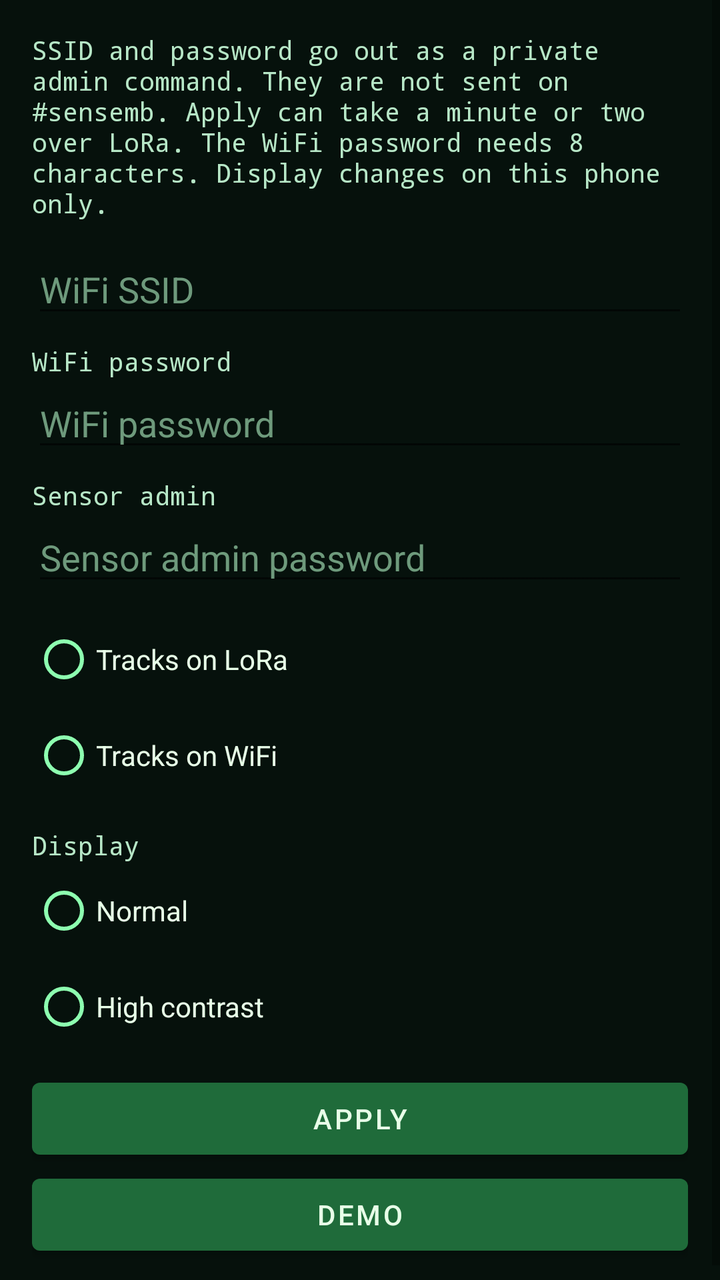
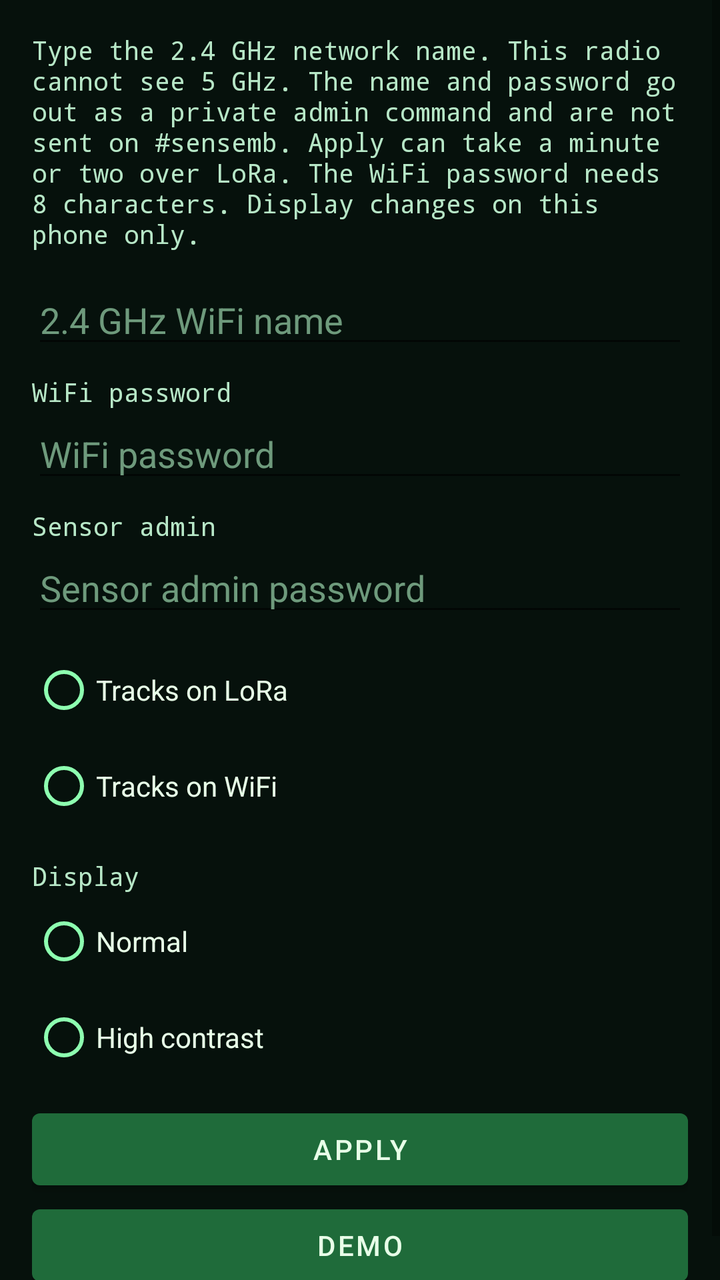

Screens rendered from an Android XML layout before and after an edit, with the pre-edit source and the edit as a unified diff.
<!-- AndroidManifest.xml: application theme Theme.H4Motion -->
<!-- res/layout/dialog_config.xml -->
<?xml version="1.0" encoding="utf-8"?>
<ScrollView xmlns:android="http://schemas.android.com/apk/res/android"
    android:id="@+id/configRoot"
    android:layout_width="match_parent"
    android:layout_height="wrap_content"
    android:background="#06110C">

    <LinearLayout
        android:layout_width="match_parent"
        android:layout_height="wrap_content"
        android:orientation="vertical"
        android:padding="16dp">

        <TextView
            android:id="@+id/configNote"
            android:layout_width="match_parent"
            android:layout_height="wrap_content"
            android:fontFamily="monospace"
            android:text="SSID and password go out as a private admin command. They are not sent on #sensemb. Apply can take a minute or two over LoRa. The WiFi password needs 8 characters. Display changes on this phone only."
            android:textColor="#B7E7C7"
            android:textSize="13sp" />

        <EditText
            android:id="@+id/ssid"
            android:layout_width="match_parent"
            android:layout_height="wrap_content"
            android:layout_marginTop="12dp"
            android:hint="WiFi SSID"
            android:importantForAutofill="no"
            android:inputType="text"
            android:textColor="#E8FFE8"
            android:textColorHint="#6E9A7C" />

        <TextView
            android:id="@+id/wifiPassLabel"
            android:layout_width="match_parent"
            android:layout_height="wrap_content"
            android:layout_marginTop="8dp"
            android:fontFamily="monospace"
            android:text="WiFi password"
            android:textColor="#B7E7C7"
            android:textSize="13sp" />

        <EditText
            android:id="@+id/wifiPass"
            android:layout_width="match_parent"
            android:layout_height="wrap_content"
            android:hint="WiFi password"
            android:importantForAutofill="no"
            android:inputType="textVisiblePassword"
            android:textColor="#E8FFE8"
            android:textColorHint="#6E9A7C" />

        <TextView
            android:id="@+id/adminPassLabel"
            android:layout_width="match_parent"
            android:layout_height="wrap_content"
            android:layout_marginTop="8dp"
            android:fontFamily="monospace"
            android:text="Sensor admin"
            android:textColor="#B7E7C7"
            android:textSize="13sp" />

        <EditText
            android:id="@+id/adminPass"
            android:layout_width="match_parent"
            android:layout_height="wrap_content"
            android:hint="Sensor admin password"
            android:importantForAutofill="no"
            android:inputType="textVisiblePassword"
            android:textColor="#E8FFE8"
            android:textColorHint="#6E9A7C" />

        <RadioGroup
            android:id="@+id/linkMode"
            android:layout_width="match_parent"
            android:layout_height="wrap_content"
            android:layout_marginTop="8dp">

            <RadioButton
                android:id="@+id/modeLora"
                android:layout_width="match_parent"
                android:layout_height="wrap_content"
                android:buttonTint="#8DFFB0"
                android:text="Tracks on LoRa"
                android:textColor="#E8FFE8" />

            <RadioButton
                android:id="@+id/modeWifi"
                android:layout_width="match_parent"
                android:layout_height="wrap_content"
                android:buttonTint="#8DFFB0"
                android:text="Tracks on WiFi"
                android:textColor="#E8FFE8" />
        </RadioGroup>

        <TextView
            android:id="@+id/displayLabel"
            android:layout_width="match_parent"
            android:layout_height="wrap_content"
            android:layout_marginTop="12dp"
            android:fontFamily="monospace"
            android:text="Display"
            android:textColor="#B7E7C7"
            android:textSize="13sp" />

        <RadioGroup
            android:id="@+id/contrastMode"
            android:layout_width="match_parent"
            android:layout_height="wrap_content">

            <RadioButton
                android:id="@+id/contrastNormal"
                android:layout_width="match_parent"
                android:layout_height="wrap_content"
                android:buttonTint="#8DFFB0"
                android:text="Normal"
                android:textColor="#E8FFE8" />

            <RadioButton
                android:id="@+id/contrastHigh"
                android:layout_width="match_parent"
                android:layout_height="wrap_content"
                android:buttonTint="#8DFFB0"
                android:text="High contrast"
                android:textColor="#E8FFE8" />
        </RadioGroup>

        <Button
            android:id="@+id/btnApply"
            android:layout_width="match_parent"
            android:layout_height="wrap_content"
            android:layout_marginTop="8dp"
            android:text="Apply" />

        <Button
            android:id="@+id/btnDemoRow"
            android:layout_width="match_parent"
            android:layout_height="wrap_content"
            android:text="Demo" />
    </LinearLayout>
</ScrollView>
<!-- resources referenced by this layout -->
<resources>
  <style name="Theme.H4Motion" parent="Theme.MaterialComponents.DayNight.NoActionBar">
          <item name="android:statusBarColor">#06110C</item>
          <item name="android:navigationBarColor">#06110C</item>
          <item name="android:windowBackground">#06110C</item>
          <item name="colorPrimary">#1F6B3A</item>
          <item name="colorOnPrimary">#E8FFE8</item>
      </style>
</resources>

<!-- the commit's change to res/layout/dialog_config.xml (unified diff, before → after) -->
@@ -16,7 +16,7 @@
             android:layout_width="match_parent"
             android:layout_height="wrap_content"
             android:fontFamily="monospace"
-            android:text="SSID and password go out as a private admin command. They are not sent on #sensemb. Apply can take a minute or two over LoRa. The WiFi password needs 8 characters. Display changes on this phone only."
+            android:text="Type the 2.4 GHz network name. This radio cannot see 5 GHz. The name and password go out as a private admin command and are not sent on #sensemb. Apply can take a minute or two over LoRa. The WiFi password needs 8 characters. Display changes on this phone only."
             android:textColor="#B7E7C7"
             android:textSize="13sp" />
 
@@ -25,7 +25,7 @@
             android:layout_width="match_parent"
             android:layout_height="wrap_content"
             android:layout_marginTop="12dp"
-            android:hint="WiFi SSID"
+            android:hint="2.4 GHz WiFi name"
             android:importantForAutofill="no"
             android:inputType="text"
             android:textColor="#E8FFE8"
